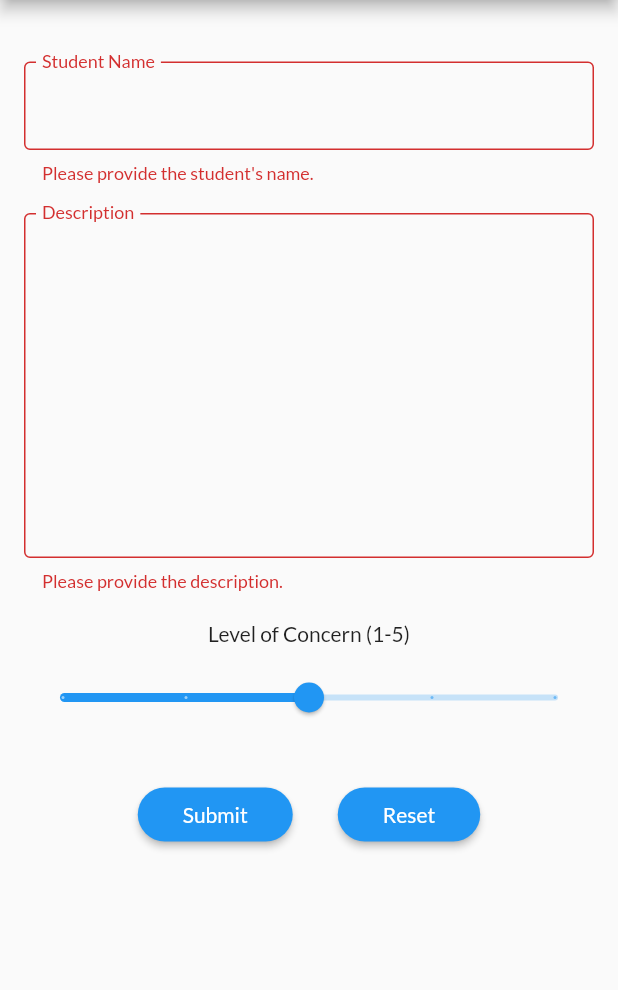
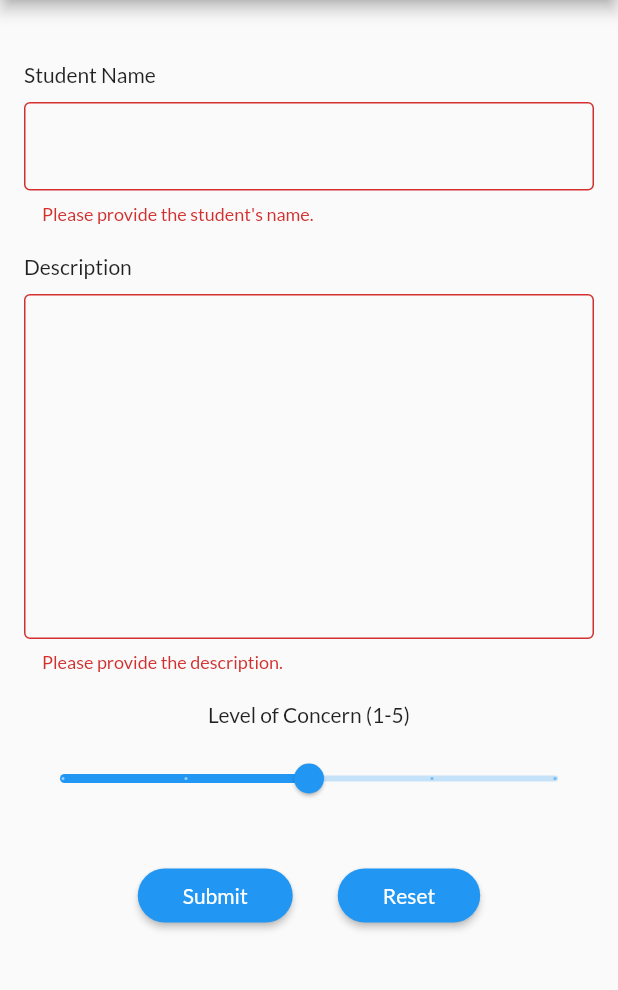
Before and after one commit to t-nn-rj/im-seen-mobile, a Flutter app: the screen it shows after launch, after a tap on "LOGIN", after a tap on "Submit", on a phone screen of 412 x 824 dp, the part 84-1074 px from its top. Run offline on Flutter 3.47's test engine with Material 2 defaults, Android fonts, the light colour scheme and no system bars.

Commit message:
fixed report_screen for pre-demo

```diff
--- a/lib/main.dart
+++ b/lib/main.dart
@@ -4,15 +4,15 @@ import 'screens/report_screen.dart';
 import 'screens/auth_screen.dart';
 
 void main() {
-  runApp(MyApp());
+  runApp(MentalAlert());
 }
 
-class MyApp extends StatelessWidget {
-  // This widget is the root of your application.
+class MentalAlert extends StatelessWidget {
   @override
   Widget build(BuildContext context) {
     return MaterialApp(
       title: 'MentalAlert',
+      // defines theme for the whole app
       theme: ThemeData(
         primarySwatch: Colors.blue,
         accentColor: Colors.deepOrange,
--- a/lib/providers/reports.dart
+++ b/lib/providers/reports.dart
@@ -21,6 +21,7 @@ class Reports with ChangeNotifier {
     return _reports.firstWhere((report) => report.reportId == id);
   }
 
+  // uses http request to save a report to database
   Future<void> addReport(Report report) async {
     final timestamp = DateTime.now();
     final url =
--- a/lib/screens/auth_screen.dart
+++ b/lib/screens/auth_screen.dart
@@ -5,6 +5,8 @@ import 'package:provider/provider.dart';
 
 enum AuthMode { Signup, Login }
 
+/* This class renders the authentication page
+*/
 class AuthScreen extends StatelessWidget {
   static const routeName = '/auth';
 
@@ -18,8 +20,8 @@ class AuthScreen extends StatelessWidget {
             decoration: BoxDecoration(
               gradient: LinearGradient(
                 colors: [
-                  Color.fromRGBO(215, 117, 255, 1).withOpacity(0.5),
-                  Color.fromRGBO(255, 188, 117, 1).withOpacity(0.9),
+                  Color.fromRGBO(0, 255, 14, 1).withOpacity(0.5),
+                  Color.fromRGBO(0, 241, 255, 1).withOpacity(0.9),
                 ],
                 begin: Alignment.topLeft,
                 end: Alignment.bottomRight,
@@ -52,7 +54,7 @@ class AuthScreen extends StatelessWidget {
                         ],
                       ),
                       child: Text(
-                        'MentalAlert',
+                        'Mental Alert',
                         style: TextStyle(
                           color:
                               Theme.of(context).accentTextTheme.headline6.color,
@@ -77,6 +79,8 @@ class AuthScreen extends StatelessWidget {
   }
 }
 
+/* This class renders the login and sign up form
+*/
 class AuthCard extends StatefulWidget {
   const AuthCard({
     Key key,
@@ -96,6 +100,7 @@ class _AuthCardState extends State<AuthCard> {
   var _isLoading = false;
   final _passwordController = TextEditingController();
 
+  // for switching between login and signup
   void _switchAuthMode() {
     if (_authMode == AuthMode.Login) {
       setState(() {
@@ -117,7 +122,7 @@ class _AuthCardState extends State<AuthCard> {
       ),
       elevation: 8.0,
       child: Container(
-        height: _authMode == AuthMode.Signup ? 320 : 260,
+        height: _authMode == AuthMode.Signup ? 370 : 260,
         constraints:
             BoxConstraints(minHeight: _authMode == AuthMode.Signup ? 320 : 260),
         width: deviceSize.width * 0.75,
@@ -127,12 +132,26 @@ class _AuthCardState extends State<AuthCard> {
           child: SingleChildScrollView(
             child: Column(
               children: <Widget>[
+                if (_authMode == AuthMode.Signup)
+                  TextFormField(
+                    decoration: InputDecoration(labelText: 'Your name'),
+                    keyboardType: TextInputType.emailAddress,
+                    validator: (value) {
+                      if (value.isEmpty) {
+                        return 'Please provide your name';
+                      }
+                      return null;
+                    },
+                    onSaved: (value) {
+                      // TODO
+                    },
+                  ),
                 TextFormField(
                   decoration: InputDecoration(labelText: 'E-Mail'),
                   keyboardType: TextInputType.emailAddress,
                   validator: (value) {
                     if (value.isEmpty || !value.contains('@')) {
-                      return 'Invalid email!';
+                      return 'Invalid email';
                     }
                     return null;
                   },
@@ -146,7 +165,7 @@ class _AuthCardState extends State<AuthCard> {
                   controller: _passwordController,
                   validator: (value) {
                     if (value.isEmpty || value.length < 5) {
-                      return 'Password is too short!';
+                      return 'Password is too short';
                     }
                     return null;
                   },
@@ -162,7 +181,7 @@ class _AuthCardState extends State<AuthCard> {
                     validator: _authMode == AuthMode.Signup
                         ? (value) {
                             if (value != _passwordController.text) {
-                              return 'Passwords do not match!';
+                              return 'Passwords do not match';
                             }
                             return null;
                           }
@@ -193,7 +212,7 @@ class _AuthCardState extends State<AuthCard> {
                   ),
                 TextButton(
                   child: Text(
-                      '${_authMode == AuthMode.Login ? 'SIGNUP' : 'LOGIN'} INSTEAD'),
+                      '${_authMode == AuthMode.Login ? 'Create an account' : 'Have an acount? LOGIN'}'),
                   onPressed: _switchAuthMode,
                   style: TextButton.styleFrom(
                     padding:
--- a/lib/screens/report_screen.dart
+++ b/lib/screens/report_screen.dart
@@ -5,6 +5,8 @@ import '../widgets/app_drawer.dart';
 import '../providers/report.dart';
 import '../providers/reports.dart';
 
+/* This class renders the report page
+*/
 class ReportScreen extends StatefulWidget {
   static const routeName = '/report';
   @override
@@ -13,6 +15,7 @@ class ReportScreen extends StatefulWidget {
 
 class _ReportScreenState extends State<ReportScreen> {
   double _currentSliderValue = 3;
+  // globalkey for validation
   final _form = GlobalKey<FormState>();
   var _isLoading = false;
 
@@ -25,6 +28,7 @@ class _ReportScreenState extends State<ReportScreen> {
     dateTime: null,
   );
 
+  // submits the form data to the server
   Future<void> _saveForm() async {
     final isValid = _form.currentState.validate();
     if (!isValid) {
@@ -35,17 +39,39 @@ class _ReportScreenState extends State<ReportScreen> {
       _isLoading = true;
     });
 
-    try {
-      await Provider.of<Reports>(
-        context,
-        listen: false,
-      ).addReport(_reportData);
-    } catch (error) {
-      await showDialog(
+    // TODO
+    // try {
+    //   await Provider.of<Reports>(
+    //     context,
+    //     listen: false,
+    //   ).addReport(_reportData);
+    // } catch (error) {
+    //   await showDialog(
+    //     context: context,
+    //     builder: (ctx) => AlertDialog(
+    //       title: Text('An error occurred!'),
+    //       content: Text('Something went wrong.'),
+    //       actions: <Widget>[
+    //         TextButton(
+    //           child: Text('Okay'),
+    //           onPressed: () {
+    //             Navigator.of(ctx).pop();
+    //           },
+    //         )
+    //       ],
+    //     ),
+    //   );
+    // }
+
+    Future.delayed(const Duration(milliseconds: 1000), () {
+      setState(() {
+        _isLoading = false;
+      });
+      showDialog(
         context: context,
         builder: (ctx) => AlertDialog(
-          title: Text('An error occurred!'),
-          content: Text('Something went wrong.'),
+          title: Text('Submitted'),
+          content: Text('The report has been submitted.'),
           actions: <Widget>[
             TextButton(
               child: Text('Okay'),
@@ -56,11 +82,15 @@ class _ReportScreenState extends State<ReportScreen> {
           ],
         ),
       );
-    }
-    setState(() {
-      _isLoading = false;
+      //Navigator.of(context).pop();
+      //Navigator.of(context).pushReplacementNamed('/report');
     });
-    Navigator.of(context).pop();
+
+    // TODO
+    // setState(() {
+    //   _isLoading = false;
+    // });
+
     // Navigator.of(context).pop();
   }
 
@@ -85,9 +115,12 @@ class _ReportScreenState extends State<ReportScreen> {
                     SizedBox(
                       height: 25,
                     ),
+                    Text('Student Name'),
+                    SizedBox(
+                      height: 10,
+                    ),
                     TextFormField(
                       decoration: InputDecoration(
-                        labelText: 'Student Name',
                         border: OutlineInputBorder(),
                         floatingLabelBehavior: FloatingLabelBehavior.always,
                       ),
@@ -105,9 +138,12 @@ class _ReportScreenState extends State<ReportScreen> {
                     SizedBox(
                       height: 20,
                     ),
+                    Text('Description'),
+                    SizedBox(
+                      height: 10,
+                    ),
                     TextFormField(
                       decoration: InputDecoration(
-                        labelText: 'Description',
                         border: OutlineInputBorder(),
                         floatingLabelBehavior: FloatingLabelBehavior.always,
                       ),
@@ -140,7 +176,7 @@ class _ReportScreenState extends State<ReportScreen> {
                       divisions: 4,
                       label: _currentSliderValue.toString(),
                       onChanged: (double value) {
-                        _reportData.severity = value as int;
+                        _reportData.severity = value.toInt();
                         setState(() {
                           _currentSliderValue = value;
                         });
--- a/lib/widgets/app_drawer.dart
+++ b/lib/widgets/app_drawer.dart
@@ -1,6 +1,8 @@
 import 'package:flutter/material.dart';
 import 'package:provider/provider.dart';
 
+/* This class renders the drawer which shows up from the left
+ */
 class AppDrawer extends StatelessWidget {
   @override
   Widget build(BuildContext context) {
```
Also changed, not shown: 1 other file.
